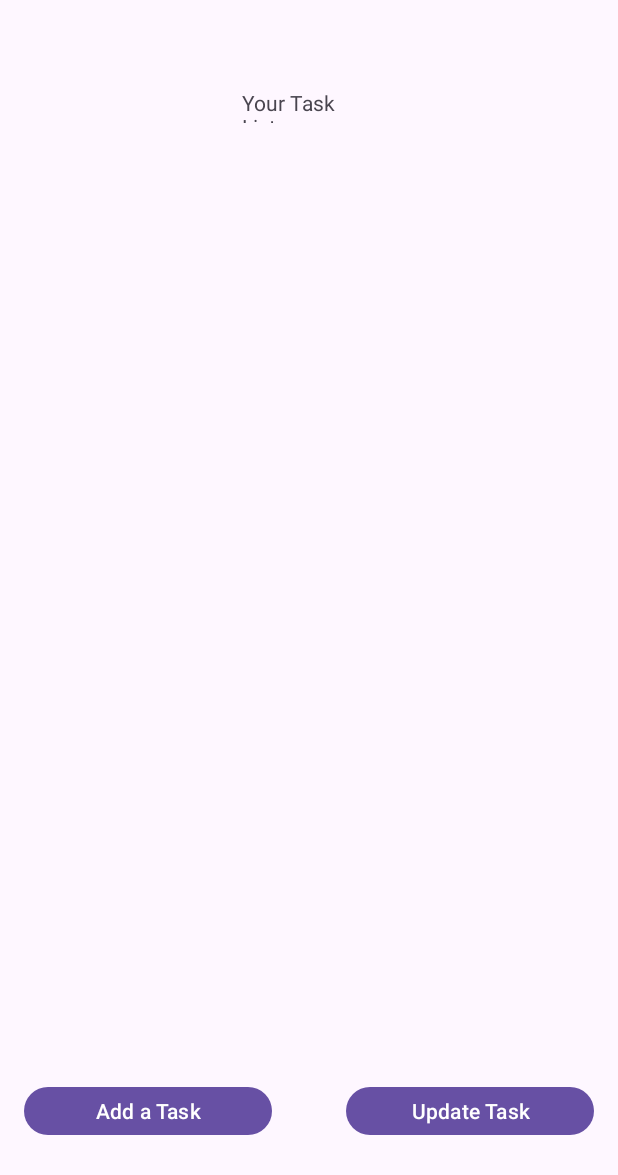
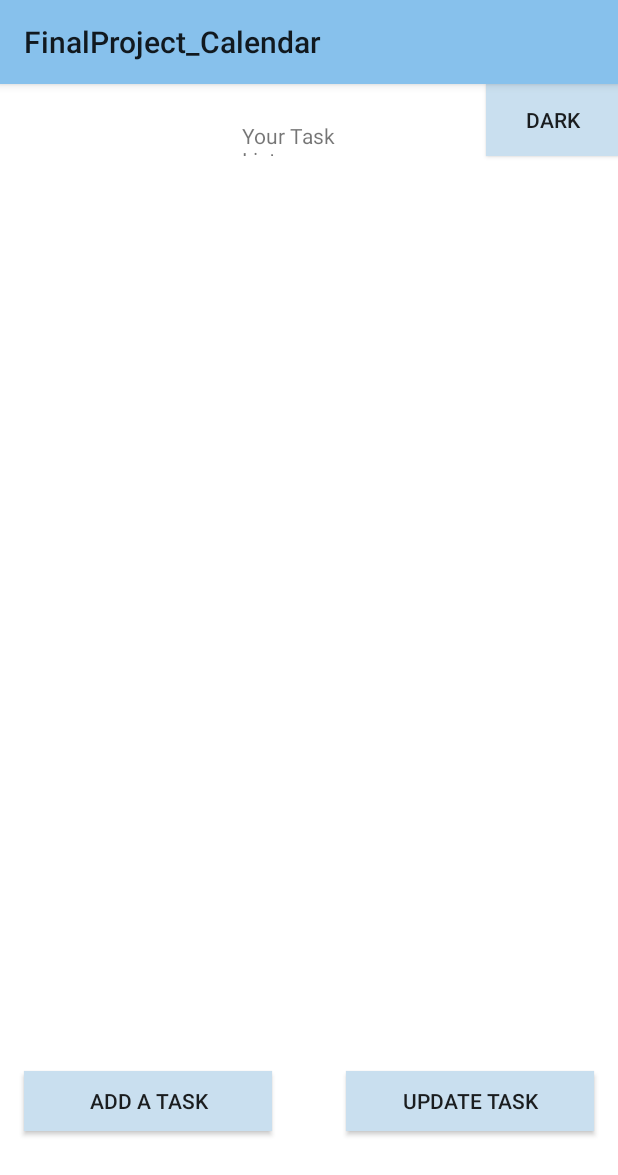
Before and after one commit to Rrregine/FinalProject_TimeManager, an Android app: the screen it shows after launch (MainActivity), on a phone screen of 412 x 824 dp. Shown: the top 1175 px of the screen. Run offline under Robolectric (Android 15) with nearby library versions, the phone set to English and light mode, and no system bars; 2 statements that could not run were skipped.

Commit message:
Dark mode

```diff
--- a/app/src/main/java/com/wang/finalproject_calendar/TaskFragment.kt
+++ b/app/src/main/java/com/wang/finalproject_calendar/TaskFragment.kt
@@ -1,6 +1,8 @@
 package com.wang.finalproject_calendar
 
+import android.content.Context
 import android.os.Bundle
+import android.util.Log
 import androidx.fragment.app.Fragment
 import androidx.recyclerview.widget.GridLayoutManager
 import androidx.recyclerview.widget.LinearLayoutManager
@@ -9,6 +11,7 @@ import android.view.LayoutInflater
 import android.view.View
 import android.view.ViewGroup
 import android.widget.Button
+import androidx.core.content.ContextCompat
 import androidx.navigation.fragment.findNavController
 import androidx.navigation.fragment.navArgs
 import com.wang.finalproject_calendar.placeholder.PlaceholderContent
@@ -19,8 +22,12 @@ class TaskFragment : Fragment() {
     private lateinit var addTask: Button
     private lateinit var updateTask: Button
 
+    private lateinit var darkModeButton: Button
+
     private lateinit var recyclerView: RecyclerView
     private lateinit var adapter: MyTaskRecyclerViewAdapter
+
+    private var isDarkModeEnabled = false
 
     override fun onCreate(savedInstanceState: Bundle?) {
         super.onCreate(savedInstanceState)
@@ -28,13 +35,42 @@ class TaskFragment : Fragment() {
         arguments?.let {
             columnCount = it.getInt(ARG_COLUMN_COUNT)
         }
+
+        val sharedPreferences = requireActivity().getPreferences(Context.MODE_PRIVATE)
+        isDarkModeEnabled = sharedPreferences.getBoolean("darkMode", false)
+
+        // Apply the theme based on the current dark mode state
+        val themeId = if (isDarkModeEnabled) R.style.AppTheme_Dark else R.style.AppTheme
+        requireActivity().setTheme(themeId)
+    }
+
+    override fun onViewCreated(view: View, savedInstanceState: Bundle?) {
+        super.onViewCreated(view, savedInstanceState)
+
+        // Initialize and set click listener for the dark mode button
+        darkModeButton = view.findViewById(R.id.darkModeButton)
+        darkModeButton.setOnClickListener {
+            toggleDarkMode()
+        }
     }
 
     override fun onCreateView(
         inflater: LayoutInflater, container: ViewGroup?,
         savedInstanceState: Bundle?
     ): View? {
+
+
+
+        // Apply the theme based on the current dark mode state
+        val themeId = if (isDarkModeEnabled) R.style.AppTheme_Dark else R.style.AppTheme
+        requireActivity().setTheme(themeId)
+
         val view = inflater.inflate(R.layout.fragment_task_list, container, false)
+//
+//        val rootLayout = view.findViewById<View>(R.id.rootLayout)
+//        rootLayout.setBackgroundColor(
+//            ContextCompat.getColor(requireContext(), if (isDarkModeEnabled) R.color.black else R.color.white)
+//        )
 
         // Set up RecyclerView
         recyclerView = view.findViewById(R.id.recyclerViewList)
@@ -58,6 +94,23 @@ class TaskFragment : Fragment() {
 
         return view
     }
+
+    private fun toggleDarkMode() {
+        isDarkModeEnabled = !isDarkModeEnabled
+
+        // Save the current dark mode state
+        val sharedPreferences = requireActivity().getPreferences(Context.MODE_PRIVATE)
+        sharedPreferences.edit().putBoolean("darkMode", isDarkModeEnabled).apply()
+
+        // Recreate the activity to apply the new theme
+        requireActivity().recreate()
+
+        // Log the current mode after toggling
+        val mode = if (isDarkModeEnabled) "Dark Mode" else "Light Mode"
+        Log.d("ModeChange", "Mode changed to: $mode")
+    }
+
+
 
     private fun navigateToHomeFragment() {
         findNavController().navigate(R.id.action_taskFragment_to_homeFragment) //to add fragment
--- a/app/src/main/res/layout/fragment_home.xml
+++ b/app/src/main/res/layout/fragment_home.xml
@@ -30,7 +30,7 @@
         android:text="Task"
         android:textSize="30sp"
         app:layout_constraintBottom_toTopOf="@+id/detailsTextView"
-        app:layout_constraintEnd_toStartOf="@+id/editTaskText"
+        app:layout_constraintEnd_toStartOf="@+id/editTitleText"
         app:layout_constraintHorizontal_bias="0.571"
         app:layout_constraintStart_toStartOf="parent"
         app:layout_constraintTop_toTopOf="parent"
--- a/app/src/main/res/layout/fragment_task_list.xml
+++ b/app/src/main/res/layout/fragment_task_list.xml
@@ -3,7 +3,8 @@
     xmlns:app="http://schemas.android.com/apk/res-auto"
     xmlns:tools="http://schemas.android.com/tools"
     android:layout_width="match_parent"
-    android:layout_height="match_parent">
+    android:layout_height="match_parent"
+    android:id="@+id/rootLayout">
 
     <androidx.recyclerview.widget.RecyclerView
         android:id="@+id/recyclerViewList"
@@ -13,10 +14,10 @@
         app:layoutManager="LinearLayoutManager"
         app:layout_constraintBottom_toBottomOf="parent"
         app:layout_constraintEnd_toEndOf="parent"
-        app:layout_constraintHorizontal_bias="0.0"
+        app:layout_constraintHorizontal_bias="1.0"
         app:layout_constraintStart_toStartOf="parent"
         app:layout_constraintTop_toTopOf="parent"
-        app:layout_constraintVertical_bias="0.496"
+        app:layout_constraintVertical_bias="0.32"
         tools:context=".TaskFragment"
         tools:itemCount="5"
         tools:listitem="@layout/fragment_task" />
@@ -57,4 +58,13 @@
         app:layout_constraintTop_toTopOf="parent"
         app:layout_constraintVertical_bias="0.522" />
 
+    <Button
+        android:id="@+id/darkModeButton"
+        android:layout_width="wrap_content"
+        android:layout_height="wrap_content"
+        android:text="Dark"
+        android:onClick="toggleDarkMode"
+        app:layout_constraintEnd_toEndOf="parent"
+        app:layout_constraintTop_toTopOf="parent" />
+
 </androidx.constraintlayout.widget.ConstraintLayout>
--- a/app/src/main/res/values/colors.xml
+++ b/app/src/main/res/values/colors.xml
@@ -12,4 +12,13 @@
     <color name="yellowbright">#F8DC8E</color>
     <color name="greenbright">#9BFF86</color>
     <color name="bluebright">#87C1EC</color>
+
+    <!-- Dark mode -->
+    <color name="darkBlack">#FF080808</color>
+    <color name="darkGray">#FF404040</color>
+    <color name="darkPurple">#FF512DA8</color>
+    <color name="darkPink">#FFE91E63</color>
+    <color name="darkYellow">#FFFFEB3B</color>
+    <color name="darkGreen">#FF388E3C</color>
+    <color name="darkBlue">#FF1976D2</color>
 </resources>
--- /dev/null
+++ b/app/src/main/res/values/styles.xml
@@ -0,0 +1,26 @@
+<resources>
+    <!-- Light mode -->
+    <!-- Light mode -->
+    <style name="AppTheme" parent="Theme.AppCompat.Light">
+        <item name="colorPrimary">@color/bluebright</item> <!-- Use your desired color here -->
+        <item name="colorPrimaryDark">@color/bluepastel</item> <!-- Use your desired color here -->
+        <item name="colorAccent">@color/purplepastel</item> <!-- Use your desired color here -->
+
+        <item name="buttonStyle">@style/AppButton</item>
+
+        <item name="android:windowBackground">@color/white</item>
+    </style>
+
+    <!-- Dark mode -->
+    <style name="AppTheme.Dark" parent="Theme.AppCompat">
+        <item name="colorPrimary">@color/darkGray</item> <!-- Use dark mode color here -->
+        <item name="colorPrimaryDark">@color/darkBlue</item> <!-- Use dark mode color here -->
+        <item name="colorAccent">@color/darkPink</item> <!-- Use dark mode color here -->
+
+        <item name="android:windowBackground">@color/black</item>
+    </style>
+
+    <style name="AppButton" parent="Widget.AppCompat.Button">
+        <item name="android:background">@color/bluepastel</item>
+    </style>
+</resources>
```
Also changed, not shown: app/src/main/AndroidManifest.xml (+5 -3 lines), app/src/main/java/com/wang/finalproject_calendar/HomeFragment.kt (+0 -23 lines).
